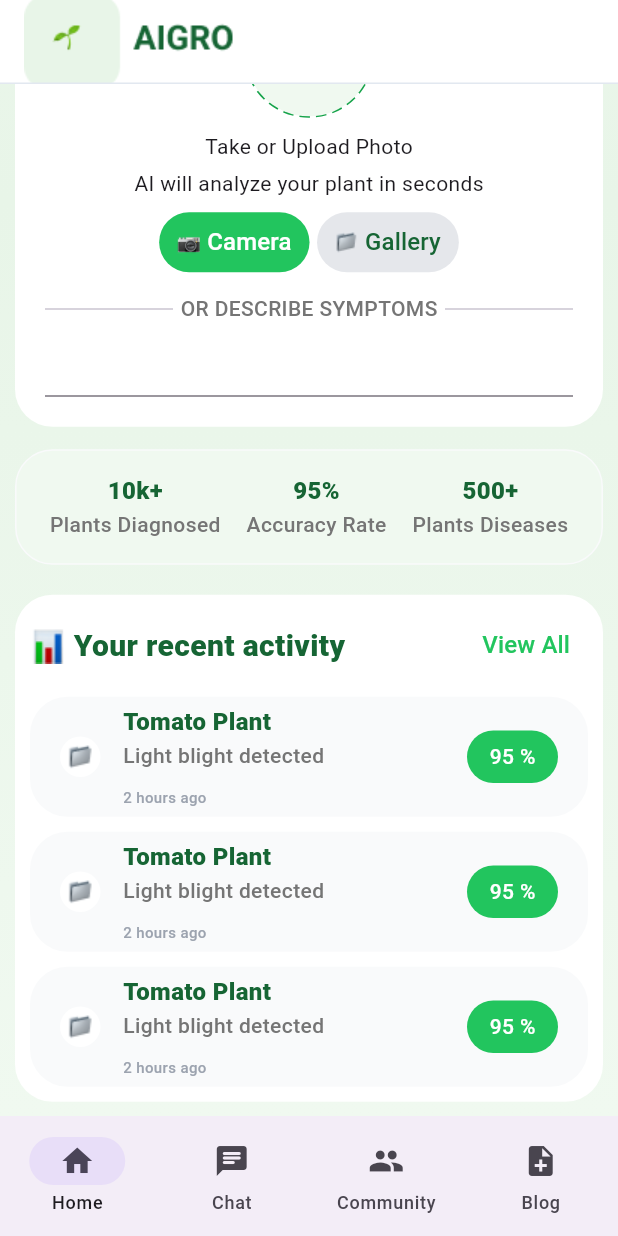
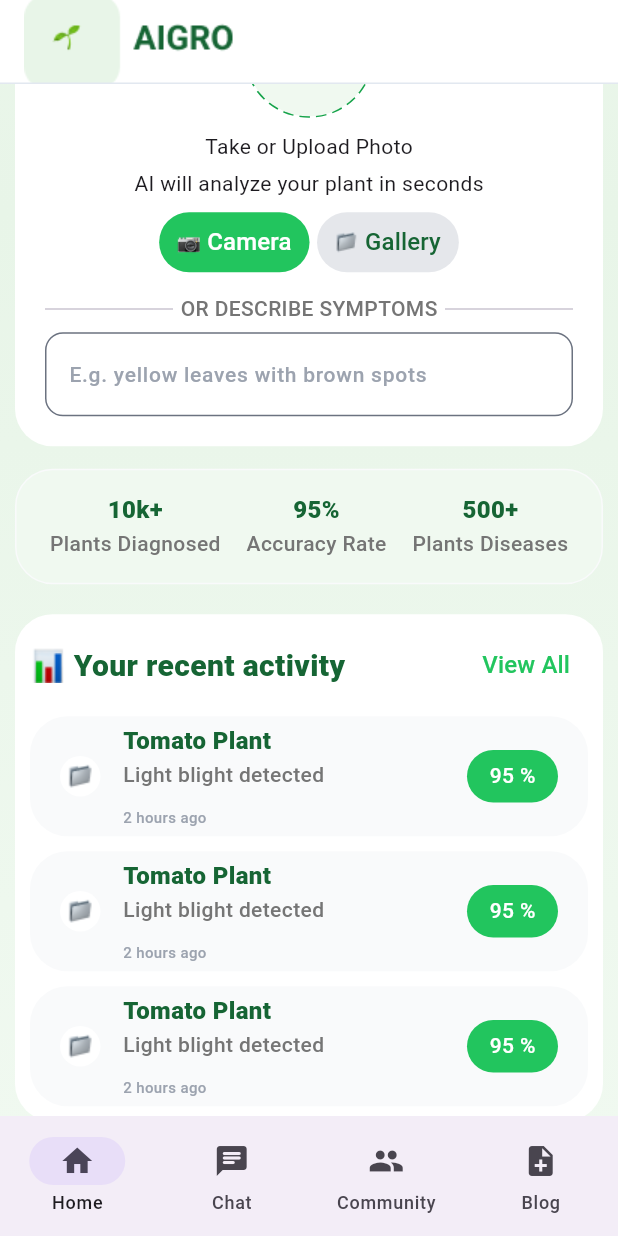
Before and after one commit to ngure1/hackatsuki, a Flutter app: the screen it shows after launch, scrolled down 532 dp, on a phone screen of 412 x 824 dp. Run offline on Flutter 3.47's test engine with Material 3 defaults, Android fonts, the phone set to English and light mode, and no system bars; drawn by our look-alikes of dotted_border.

Commit message:
UI: added the rounded border for the textfield

```diff
--- a/mobile/lib/views/pages/home_page.dart
+++ b/mobile/lib/views/pages/home_page.dart
@@ -219,13 +219,38 @@ class _HomePageState extends State<HomePage> {
                             Expanded(child: Divider(thickness: 1.0)),
                           ],
                         ),
+                        SizedBox(height: 5,),
                         TextField(
                           controller: _diseaseSymptomController,
                           onEditingComplete: () {
                             setState(() {});
                             _diseaseSymptomController.clear();
                           },
-
+                          decoration: InputDecoration(
+                            hintText: "E.g. yellow leaves with brown spots",
+                            hintStyle: AppTheme.labelMedium.copyWith(
+                              color: AppTheme.gray2
+                            ),
+                            border: OutlineInputBorder(
+                              borderRadius: BorderRadius.circular(
+                                12.0,
+                              ),
+                            ),
+                            focusedBorder: OutlineInputBorder(
+                              borderSide: const BorderSide(
+                                color: AppTheme.green2,
+                                width: 2.0,
+                              ),
+                              borderRadius: BorderRadius.circular(12.0),
+                            ),
+                            enabledBorder: OutlineInputBorder(
+                              borderSide: const BorderSide(
+                                color: AppTheme.textGray,
+                                width: 1.0,
+                              ),
+                              borderRadius: BorderRadius.circular(12.0),
+                            ),
+                          ),
                         ),
                       ],
                     ),
```
